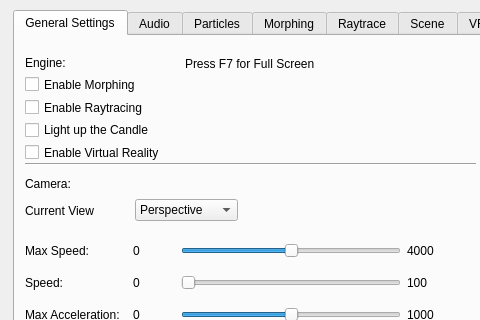
First picture: the form in src/Qt/mainwindow.ui, repository UMLComputerGraphics/GraphicsProject, before the edit; both pictures show x 0 to 480 and y 0 to 320 of the 627 by 683 pixel window.
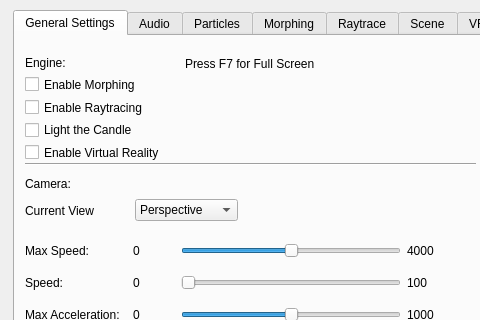
Second picture: the form after the edit. The open tabs and pages were chosen to show the change.

What changed in the file:
```diff
--- a/src/Qt/mainwindow.ui
+++ b/src/Qt/mainwindow.ui
@@ -119,7 +119,7 @@
        <item>
         <widget class="QCheckBox" name="particleSystemEnabler">
          <property name="text">
-          <string>Light up the Candle</string>
+          <string>Light the Candle</string>
          </property>
         </widget>
        </item>
```
Left out of the diff: 2 changed lines with no effect on the pictures.
